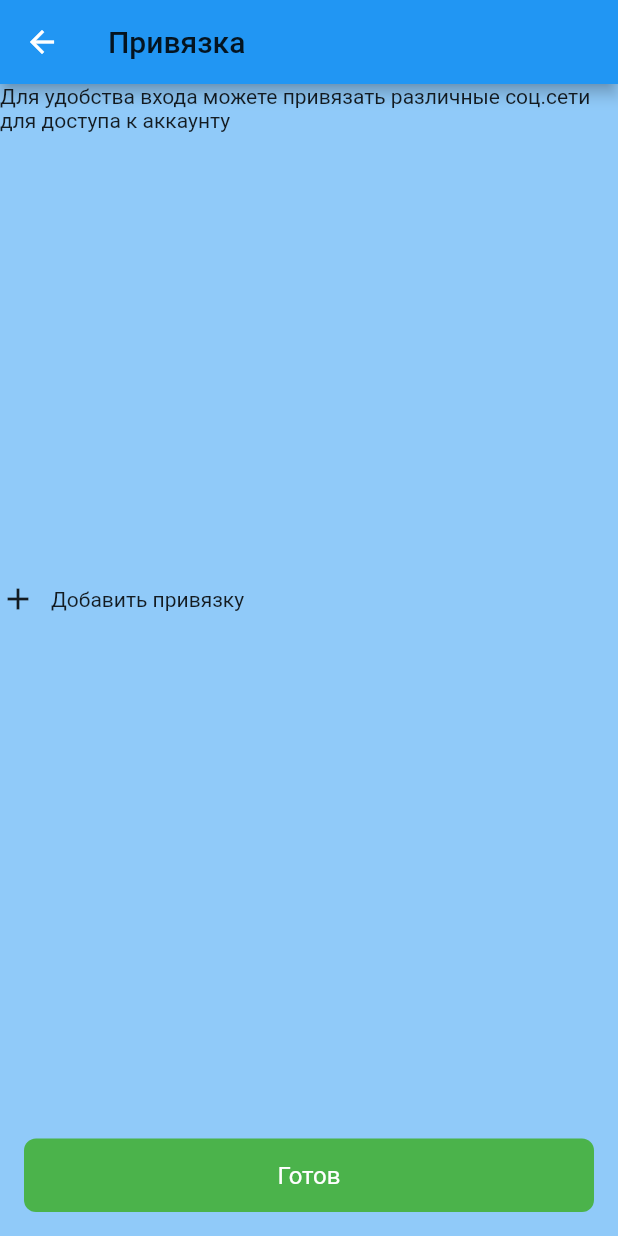
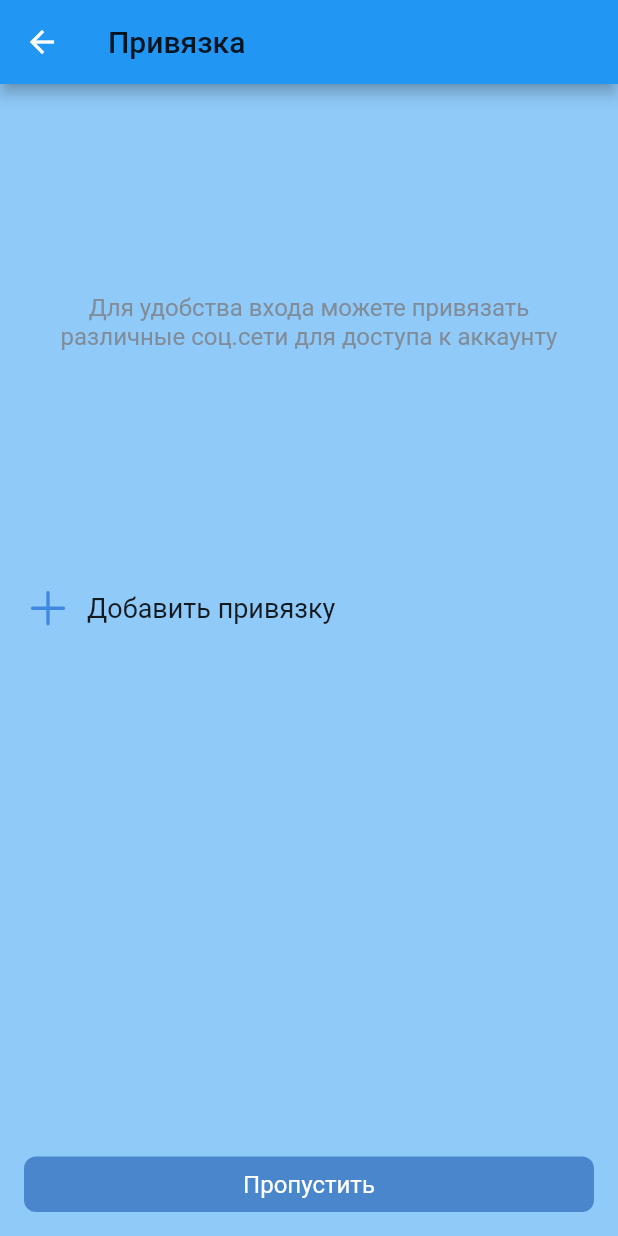
Before and after one commit to semgoSE/diary-school, a Flutter app: the SignUp3 screen opened by its route, on a phone screen of 412 x 824 dp. Run offline on Flutter 3.47's test engine with Material 2 defaults, Android fonts, the phone set to English and light mode, and no system bars; our stand-ins replace flutter_redux, flutter_svg, hexcolor, modal_bottom_sheet, redux, shared_preferences; missing offline and left inert: flutter_login_vk, flutter_webview_plugin, webview_cookie_manager; accounts and stored records are empty; statements that could not run were skipped.

Commit message:
register 3

```diff
--- a/lib/components/button.dart
+++ b/lib/components/button.dart
@@ -16,7 +16,7 @@ class MyButton extends StatelessWidget {
 
   MyButton(
       {this.mode = "primary",
-      this.size = "m",
+      this.size = "s",
       this.click,
       this.child,
       this.disable = false});
@@ -76,11 +76,11 @@ class MyButton extends StatelessWidget {
   double? getSize() {
     switch (size) {
       case "s":
+        return 8;
+      case "m":
         return 12;
-      case "m":
+      case "l":
         return 14;
-      case "l":
-        return 16;
     }
   }
 
--- a/lib/components/colors.dart
+++ b/lib/components/colors.dart
@@ -1,8 +1,5 @@
 import 'package:flutter/material.dart';
-
-class MyTheme {}
-
-class LightTheme extends MyTheme {
+class LightTheme {
   //Accent Color
   Color accent = Color(0xFF3f8ae0);
   Color background = Color(0xFFffffff);
@@ -54,9 +51,23 @@ class LightTheme extends MyTheme {
     "field_text_placeholder": Color(0xFF818c99),
     "field_valid_border": Color(0xFF4bb34b),
   };
+
+  //Icons
+  Map<String, Color> icons = {
+    "icon_alpha_placeholder": Color(0xFFffffff),
+    "icon_medium": Color(0xFF818c99),
+    "icon_medium_alpha": Color.fromRGBO(0, 0, 0, 0.48),
+    "icon_name": Color(0xFF74a2d6),
+    "icon_outline_medium": Color(0xFF818c99),
+    "icon_outline_secondary": Color(0xFF99a2ad),
+    "icon_secondary": Color(0xFF99a2ad),
+    "icon_secondary_alpha": Color.fromRGBO(0, 0, 0, 0.36),
+    "icon_tertiary": Color(0xFFb8c1cc),
+    "icon_tertiary_alpha": Color.fromRGBO(0, 0, 0, 0.24),
+  };
 }
 
-class DarkTheme extends MyTheme {
+class DarkTheme {
   //Accent Color
   Color accent = Color(0xFF71aaeb);
   Color background = Color(0xFF19191a);
@@ -107,4 +118,18 @@ class DarkTheme extends MyTheme {
     "field_text_placeholder": Color(0xFF76787a),
     "field_valid_border": Color(0xFF4bb34b),
   };
+
+  //Icons
+  Map<String, Color> icons = {
+    "icon_alpha_placeholder": Color(0xFFe1e3e6),
+    "icon_medium": Color(0xFF909499),
+    "icon_medium_alpha": Color.fromRGBO(255, 255, 255, 0.48),
+    "icon_name": Color(0xFFaaaeb3),
+    "icon_outline_medium": Color(0xFFaaaeb3),
+    "icon_outline_secondary": Color(0xFF909499),
+    "icon_secondary": Color(0xFF76787a),
+    "icon_secondary_alpha": Color.fromRGBO(255, 255, 255, 0.36),
+    "icon_tertiary": Color(0xFF5d5f61),
+    "icon_tertiary_alpha": Color.fromRGBO(255, 255, 255, 0.24),
+  };
 }
--- /dev/null
+++ b/lib/components/icon.dart
@@ -0,0 +1,69 @@
+import 'package:diary_app/redux/redux.dart';
+import 'package:flutter/material.dart';
+import 'package:flutter_redux/flutter_redux.dart';
+import 'package:flutter_svg/flutter_svg.dart';
+import 'colors.dart';
+
+class MyIcon extends StatelessWidget {
+  IconData? iconData;
+  String? svgPath;
+  double? size;
+  String? colorMode;
+
+  String? type; // "icon" / "svg"
+
+  MyIcon(
+      {this.iconData,
+      this.svgPath,
+      this.size = 28,
+      this.colorMode = "accent",
+      this.type = "icon"});
+
+  Color? accentColor;
+  Map<String, Color>? colors;
+
+  @override
+  Widget build(BuildContext context) {
+    return new StoreConnector<StateStore, String>(
+      converter: (store) => store.state.theme,
+      builder: (context, theme) {
+        if (theme == "light") {
+          this.colors = LightTheme().icons;
+          this.accentColor = LightTheme().accent;
+        } else if (theme == "dark") {
+          this.colors = DarkTheme().icons;
+          this.accentColor = DarkTheme().accent;
+        }
+        return setIcon();
+      },
+    );
+  }
+
+  Color? getIconColor() {
+    switch (colorMode) {
+      case "accent":
+        return accentColor;
+        break;
+      case "name":
+        return colors!["icon_name"];
+        break;
+    }
+  }
+
+  dynamic setIcon() {
+    if (this.type == "icon") {
+      return Icon(
+        iconData,
+        color: getIconColor(),
+        size: this.size,
+      );
+    } else {
+      return SvgPicture.asset(
+        svgPath!,
+        color: getIconColor(),
+        height: this.size,
+        width: this.size,
+      );
+    }
+  }
+}
--- a/lib/components/placeholder.dart
+++ b/lib/components/placeholder.dart
@@ -6,9 +6,16 @@ import 'package:redux/redux.dart';
 import 'package:diary_app/redux/redux.dart';
 
 class MyPlaceholder extends StatelessWidget {
+
   String? child;
+  String? textAlign;
+  double? fontSize;
 
-  MyPlaceholder({this.child});
+  MyPlaceholder({
+    this.child,
+    this.textAlign = "center",
+    this.fontSize = 16,
+  });
 
   Color? textPlaceholder;
 
@@ -22,9 +29,25 @@ class MyPlaceholder extends StatelessWidget {
             textPlaceholder = DarkTheme().textPlaceholder;
           return Column(children: [
             Container(
-                child: Text(child!, style: TextStyle(color: textPlaceholder)))
+              child: Text(
+                child!,
+                style: TextStyle(color: textPlaceholder, fontSize: fontSize),
+                textAlign: getAlign(),
+              ),
+            ),
           ], mainAxisAlignment: MainAxisAlignment.center);
         },
         converter: (Store<StateStore> store) => store.state.theme);
   }
+
+  TextAlign? getAlign() {
+    switch (this.textAlign) {
+      case "left":
+        return TextAlign.left;
+      case "center":
+        return TextAlign.center;
+      case "right":
+        return TextAlign.right;
+    }
+  }
 }
--- a/lib/components/simple_cell.dart
+++ b/lib/components/simple_cell.dart
@@ -1,15 +1,23 @@
 import 'package:flutter/material.dart';
 
 class SimpleCell extends StatelessWidget {
+
   Widget? before;
   Widget? after;
-  Widget child;
+  String child;
   Widget? description;
+  double? textSize;
 
   Function? onClick;
 
-  SimpleCell(
-      {this.before, this.after, required this.child, this.description, this.onClick});
+  SimpleCell({
+    this.before,
+    this.after,
+    required this.child,
+    this.description,
+    this.onClick,
+    this.textSize = 18,
+  });
 
   @override
   Widget build(BuildContext context) {
@@ -33,7 +41,14 @@ class SimpleCell extends StatelessWidget {
                   : Container(
                       padding: EdgeInsets.symmetric(horizontal: 10.0),
                       alignment: Alignment.centerLeft,
-                      child: child),
+                      child: Text(
+                        child,
+                        style: TextStyle(
+                          color: null,
+                          fontSize: textSize,
+                          fontWeight: FontWeight.w400,
+                        ),
+                      )),
             ),
           ),
           Container(
@@ -49,7 +64,16 @@ class SimpleCell extends StatelessWidget {
       child: Column(
         mainAxisSize: MainAxisSize.min,
         children: [
-          Container(alignment: Alignment.centerLeft, child: child),
+          Container(
+              alignment: Alignment.centerLeft,
+              child: Text(
+                child,
+                style: TextStyle(
+                  color: null,
+                  fontSize: 16,
+                  fontWeight: FontWeight.w400,
+                ),
+              )),
           Container(
               padding: EdgeInsets.only(top: 5.0),
               alignment: Alignment.centerLeft,
--- a/lib/views/authentication/sign_up/sign_up_1.dart
+++ b/lib/views/authentication/sign_up/sign_up_1.dart
@@ -61,9 +61,7 @@ class SignUp1State extends State<SignUp1> {
               centerTitle: true),
           ...regions
               .map((e) => SimpleCell(
-                  child: Text(e['name'],
-                      style:
-                          TextStyle(fontSize: 16, fontWeight: FontWeight.w400)),
+                  child: e['name'],
                   onClick: () => chooseRegion(e)))
               .toList()
         ],
--- a/lib/views/authentication/sign_up/sign_up_3.dart
+++ b/lib/views/authentication/sign_up/sign_up_3.dart
@@ -1,10 +1,13 @@
 import 'package:diary_app/components/button.dart';
+import 'package:diary_app/components/icon.dart';
+import 'package:diary_app/components/placeholder.dart';
 import 'package:diary_app/components/simple_cell.dart';
 import 'package:diary_app/models/AccountBind.dart';
 import 'package:diary_app/redux/redux.dart';
 import 'package:flutter/cupertino.dart';
 import 'package:flutter/material.dart';
 import 'package:flutter_redux/flutter_redux.dart';
+import 'package:flutter_svg/flutter_svg.dart';
 import 'package:modal_bottom_sheet/modal_bottom_sheet.dart';
 import 'package:flutter_login_vk/flutter_login_vk.dart';
 
@@ -50,7 +53,7 @@ class SignUp3State extends State<SignUp3> {
               automaticallyImplyLeading: false,
               textTheme: Theme.of(context).textTheme,
               centerTitle: true),
-          SimpleCell(child: Text("Вконтакте"), onClick: bindVK)
+          Container(child: SimpleCell(child: "Вконтакте", onClick: bindVK), color: Theme.of(context).backgroundColor,)
         ],
       );
     });
@@ -67,28 +70,29 @@ class SignUp3State extends State<SignUp3> {
                 title: Text("Привязка"),
                 textTheme: Theme.of(context).textTheme),
             body: Container(
+              padding: EdgeInsets.symmetric(horizontal: 16),
               child: Column(
                 mainAxisSize: MainAxisSize.max,
                 mainAxisAlignment: MainAxisAlignment.center,
                 children: [
                   Expanded(
-                    child: Text("Для удобства входа можете привязать различные соц.сети для доступа к аккаунту"),
+                    child: MyPlaceholder(child: "Для удобства входа можете привязать различные соц.сети для доступа к аккаунту"),
                   ),
 
                   SimpleCell(
-                    child: Text("Добавить привязку"),
-                    before: Icon(Icons.add),
+                    child: "Добавить привязку",
+                    before: MyIcon(svgPath: "resource/icons/add_outline_28.svg", type: "svg", size: 32,),
                     onClick: showModal,
                   ),
                   Expanded(child: ListView(children:
-                    accounts_bind.map((e) => SimpleCell(child: Text(e.name!))).toList(),
+                    accounts_bind.map((e) => SimpleCell(child: e.name!)).toList(),
                     physics: PageScrollPhysics(),
                   )),
                    Container(child: MyButton(
-                    mode: "commerce",
-                    child: "Готов",
+                    //mode: "commerce",
+                    child: "Пропустить",
                     click: () => {},
-                  ), padding: EdgeInsets.symmetric(vertical: 16, horizontal: 16 )),
+                  ), padding: EdgeInsets.symmetric(vertical: 16)),
                 ],
               ),
             ));
--- a/pubspec.yaml
+++ b/pubspec.yaml
@@ -56,6 +56,7 @@ flutter:
 
   # To add assets to your application, add an assets section, like this:
   assets:
+    - resource/icons/
     - resource/images/logo.png
   # An image asset can refer to one or more resolution-specific "variants", see
   # https://flutter.dev/assets-and-images/#resolution-aware.
```
Also changed, not shown: pubspec.lock, resource/icons/add_circle_outline_28.svg (added), resource/icons/add_outline_28.svg (added).
